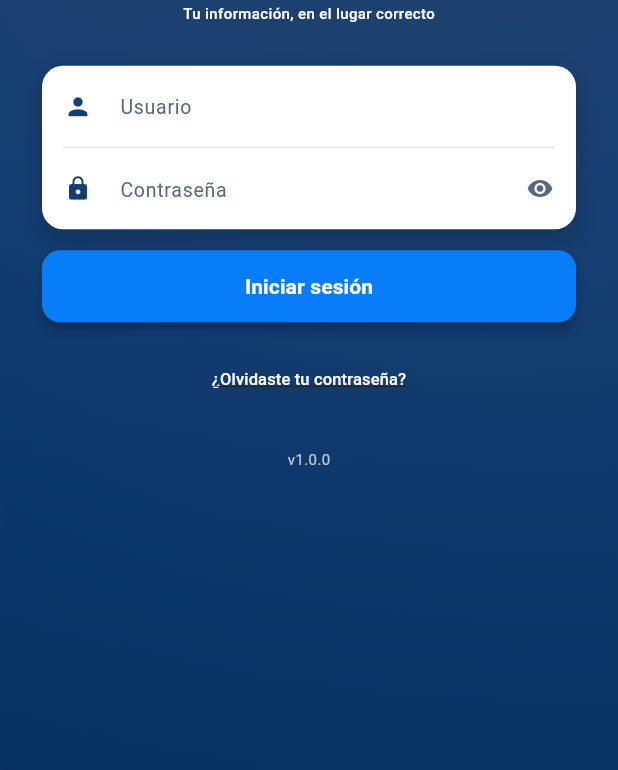
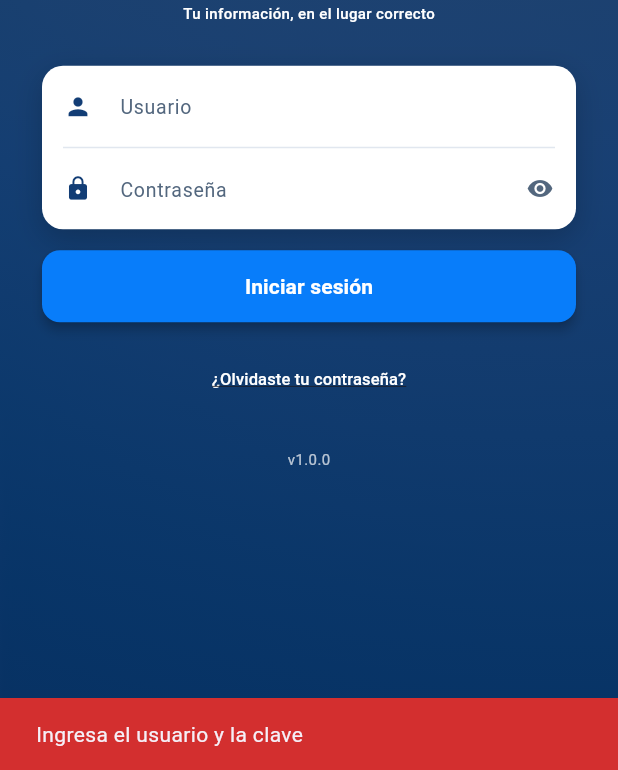
Before and after one commit to JefersonManosalvas/apigeocobranza, a Flutter app: the screen it shows after launch, after a tap on "Iniciar sesión", on a phone screen of 412 x 824 dp, the part 466-1236 px from its top. Run offline on Flutter 3.47's test engine with Material 3 defaults, Android fonts, the phone set to English and light mode, and no system bars.

Commit message:
subir cambios del login

```diff
--- a/lib/login_page.dart
+++ b/lib/login_page.dart
@@ -1,4 +1,6 @@
 import 'package:flutter/material.dart';
+import 'home_page.dart';
+import 'services/login.dart';
 
 class LoginPage extends StatefulWidget {
   const LoginPage({super.key});
@@ -9,6 +11,51 @@ class LoginPage extends StatefulWidget {
 
 class _LoginPageState extends State<LoginPage> {
   bool _obscurePassword = true;
+  bool _isLoading = false;
+  final _usuarioController = TextEditingController();
+  final _claveController = TextEditingController();
+  final _loginService = LoginService();
+
+  @override
+  void dispose() {
+    _usuarioController.dispose();
+    _claveController.dispose();
+    _loginService.dispose();
+    super.dispose();
+  }
+
+  Future<void> _iniciarSesion() async {
+    if (_isLoading) return;
+
+    FocusScope.of(context).unfocus();
+    setState(() => _isLoading = true);
+
+    try {
+      final result = await _loginService.login(
+        usuario: _usuarioController.text,
+        clave: _claveController.text,
+      );
+
+      if (!mounted) return;
+      Navigator.of(context).pushReplacement(
+        MaterialPageRoute(
+          builder: (context) => HomePage(loginResult: result),
+        ),
+      );
+    } on LoginException catch (error) {
+      if (!mounted) return;
+      ScaffoldMessenger.of(context).showSnackBar(
+        SnackBar(
+          content: Text(error.message),
+          backgroundColor: Colors.red.shade700,
+        ),
+      );
+    } finally {
+      if (mounted) {
+        setState(() => _isLoading = false);
+      }
+    }
+  }
 
   @override
   Widget build(BuildContext context) {
@@ -89,7 +136,7 @@ class _LoginPageState extends State<LoginPage> {
                                 width: double.infinity,
                                 height: 48,
                                 child: ElevatedButton(
-                                  onPressed: () {},
+                                  onPressed: _isLoading ? null : _iniciarSesion,
                                   style: ElevatedButton.styleFrom(
                                     backgroundColor: const Color(0xFF087DFA),
                                     foregroundColor: Colors.white,
@@ -98,7 +145,16 @@ class _LoginPageState extends State<LoginPage> {
                                       borderRadius: BorderRadius.circular(12),
                                     ),
                                   ),
-                                  child: const Text(
+                                  child: _isLoading
+                                      ? const SizedBox(
+                                          width: 20,
+                                          height: 20,
+                                          child: CircularProgressIndicator(
+                                            strokeWidth: 2,
+                                            color: Colors.white,
+                                          ),
+                                        )
+                                      : const Text(
                                           'Iniciar sesión',
                                           style: TextStyle(
                                             fontSize: 14,
@@ -196,6 +252,8 @@ class _LoginPageState extends State<LoginPage> {
         mainAxisSize: MainAxisSize.min,
         children: [
           TextField(
+            controller: _usuarioController,
+            textInputAction: TextInputAction.next,
             decoration: InputDecoration(
               hintText: 'Usuario',
               hintStyle: const TextStyle(
@@ -212,6 +270,9 @@ class _LoginPageState extends State<LoginPage> {
             child: Divider(height: 1, color: Color(0xFFE1E7EF)),
           ),
           TextField(
+            controller: _claveController,
+            textInputAction: TextInputAction.done,
+            onSubmitted: (_) => _iniciarSesion(),
             obscureText: _obscurePassword,
             decoration: InputDecoration(
               hintText: 'Contraseña',
--- a/lib/main.dart
+++ b/lib/main.dart
@@ -213,8 +213,8 @@ class _SplashScreenState extends State<SplashScreen>
                             ),
                           );
                         },
-                        child: Positioned(
-                          top: 0,
+                        child: Align(
+                          alignment: Alignment.topCenter,
                           child: Image.asset(
                             'assets/images/puntero.png',
                             width: 65,
--- /dev/null
+++ b/lib/services/login.dart
@@ -0,0 +1,95 @@
+import 'dart:convert';
+
+import 'package:http/http.dart' as http;
+
+class LoginException implements Exception {
+  final String message;
+
+  const LoginException(this.message);
+
+  @override
+  String toString() => message;
+}
+
+class LoginResult {
+  final String token;
+  final Map<String, dynamic> gestor;
+
+  const LoginResult({required this.token, required this.gestor});
+
+  factory LoginResult.fromJson(Map<String, dynamic> json) {
+    return LoginResult(
+      token: json['token'] as String,
+      gestor: Map<String, dynamic>.from(json['gestor'] as Map),
+    );
+  }
+}
+
+class LoginService {
+  final String baseUrl;
+  final http.Client _client;
+
+  LoginService({
+    this.baseUrl =
+        const String.fromEnvironment(
+          'API_BASE_URL',
+          defaultValue: 'https://apigeocobranza.onrender.com',
+        ),
+    http.Client? client,
+  }) : _client = client ?? http.Client();
+
+  Future<LoginResult> login({
+    required String usuario,
+    required String clave,
+  }) async {
+    final trimmedUser = usuario.trim();
+
+    if (trimmedUser.isEmpty || clave.isEmpty) {
+      throw const LoginException('Ingresa el usuario y la clave');
+    }
+
+    try {
+      final response = await _client
+          .post(
+            Uri.parse('$baseUrl/api/login'),
+            headers: {'Content-Type': 'application/json'},
+            body: jsonEncode({'usuario': trimmedUser, 'clave': clave}),
+          )
+          .timeout(const Duration(seconds: 15));
+
+      final dynamic decoded = jsonDecode(response.body);
+      final Map<String, dynamic> data =
+          decoded is Map<String, dynamic>
+          ? decoded
+          : <String, dynamic>{};
+
+      if (response.statusCode >= 200 && response.statusCode < 300) {
+        if (data['ok'] == true &&
+            data['token'] is String &&
+            data['gestor'] is Map) {
+          return LoginResult.fromJson(data);
+        }
+        throw LoginException(
+          data['mensaje']?.toString() ?? 'La API devolvio una respuesta invalida',
+        );
+      }
+
+      throw LoginException(
+        data['mensaje']?.toString() ??
+            'No se pudo iniciar sesion (${response.statusCode})',
+      );
+    } on LoginException {
+      rethrow;
+    } on FormatException {
+      throw const LoginException('La API devolvio una respuesta invalida');
+    } catch (_) {
+      throw const LoginException(
+        'No se pudo conectar con el servidor. Verifica la conexion.',
+      );
+    }
+  }
+
+  void dispose() {
+    _client.close();
+  }
+}
--- a/pubspec.yaml
+++ b/pubspec.yaml
@@ -34,6 +34,7 @@ dependencies:
   # The following adds the Cupertino Icons font to your application.
   # Use with the CupertinoIcons class for iOS style icons.
   cupertino_icons: ^1.0.8
+  http: ^1.3.0
 
 dev_dependencies:
   flutter_test:
```
Also changed, not shown: analysis_options.yaml (+9 -0 lines), lib/home_page.dart (added, +369 -0 lines), pubspec.lock, 2 other files. Lines whose indentation alone changed are shown as unchanged.
